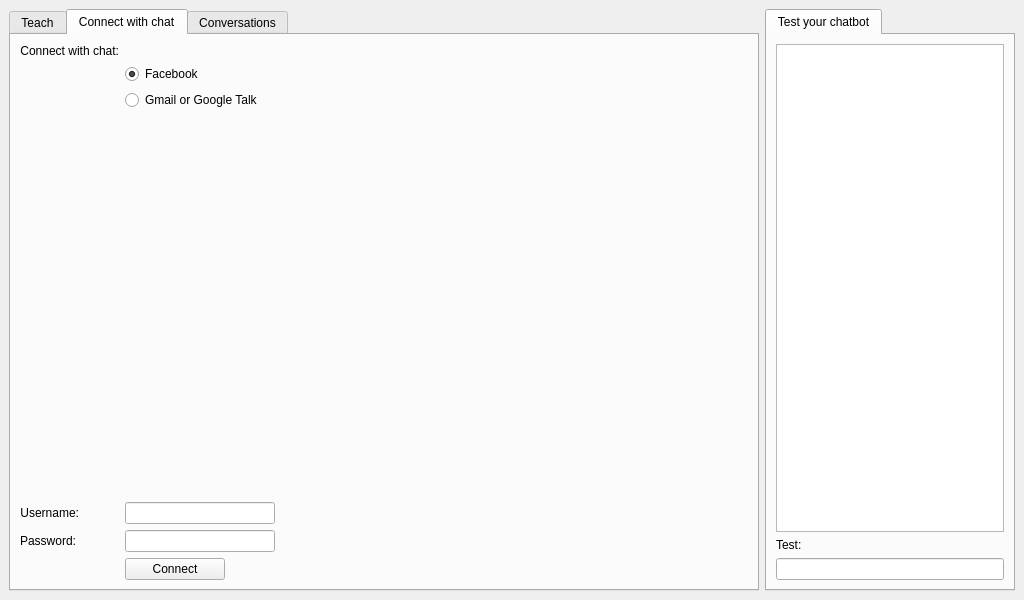
First picture: the form in src/main-project/mainwindow.ui, repository lvklabs/chatbot, before the edit.
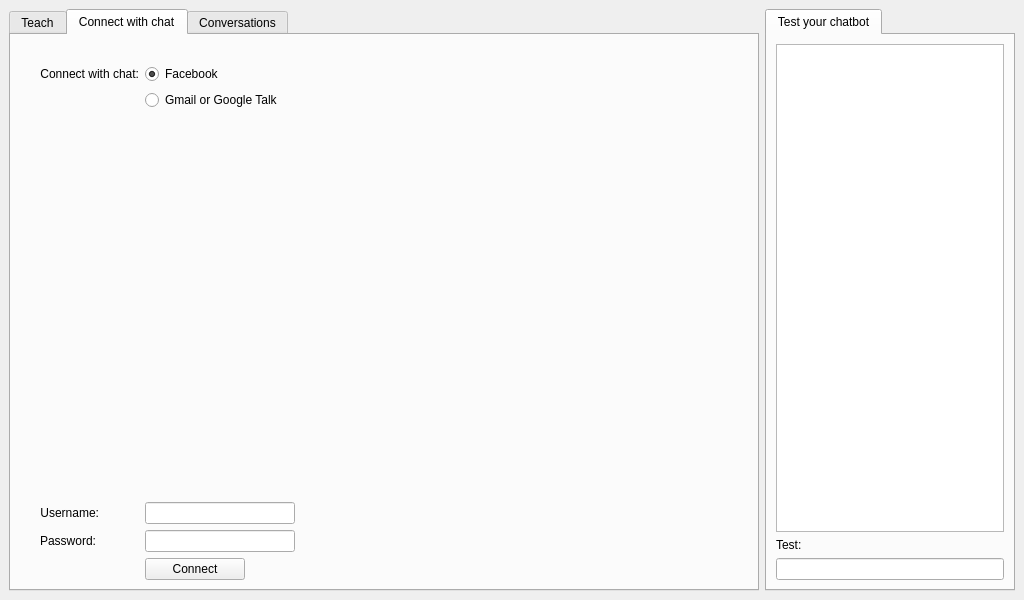
Second picture: the form after the edit. The open tabs and pages were chosen to show the change. Icons and pictures are not drawn.

Commit message: Increased margins in "connect to chat" tab

Patch:
```diff
--- a/src/main-project/mainwindow.ui
+++ b/src/main-project/mainwindow.ui
@@ -168,6 +168,12 @@
             <property name="fieldGrowthPolicy">
              <enum>QFormLayout::AllNonFixedFieldsGrow</enum>
             </property>
+            <property name="leftMargin">
+             <number>20</number>
+            </property>
+            <property name="topMargin">
+             <number>20</number>
+            </property>
             <item row="0" column="0">
              <widget class="QLabel" name="connectWithChatLabel">
               <property name="font">
@@ -184,7 +190,7 @@
               </property>
              </widget>
             </item>
-            <item row="1" column="1">
+            <item row="0" column="1">
              <widget class="QRadioButton" name="fbChatRadio">
               <property name="text">
                <string>Facebook</string>
@@ -194,14 +200,14 @@
               </property>
              </widget>
             </item>
-            <item row="2" column="1">
+            <item row="1" column="1">
              <widget class="QRadioButton" name="gtalkChatRadio">
               <property name="text">
                <string>Gmail or Google Talk</string>
               </property>
              </widget>
             </item>
-            <item row="3" column="1">
+            <item row="2" column="1">
              <spacer name="chatTabSpacer2">
               <property name="orientation">
                <enum>Qt::Vertical</enum>
@@ -214,7 +220,7 @@
               </property>
              </spacer>
             </item>
-            <item row="4" column="0">
+            <item row="3" column="0">
              <widget class="QLabel" name="usernameLabel">
               <property name="text">
                <string>Username:</string>
@@ -224,7 +230,7 @@
               </property>
              </widget>
             </item>
-            <item row="4" column="1">
+            <item row="3" column="1">
              <widget class="QLineEdit" name="usernameText">
               <property name="maximumSize">
                <size>
@@ -234,7 +240,7 @@
               </property>
              </widget>
             </item>
-            <item row="5" column="0">
+            <item row="4" column="0">
              <widget class="QLabel" name="passwordLabel">
               <property name="sizePolicy">
                <sizepolicy hsizetype="Expanding" vsizetype="Preferred">
@@ -250,7 +256,7 @@
               </property>
              </widget>
             </item>
-            <item row="5" column="1">
+            <item row="4" column="1">
              <widget class="QLineEdit" name="passwordText">
               <property name="maximumSize">
                <size>
@@ -263,7 +269,7 @@
               </property>
              </widget>
             </item>
-            <item row="6" column="1">
+            <item row="5" column="1">
              <widget class="QPushButton" name="connectButton">
               <property name="maximumSize">
                <size>
```
Left out of the diff: 2 changed lines with no effect on the pictures.
